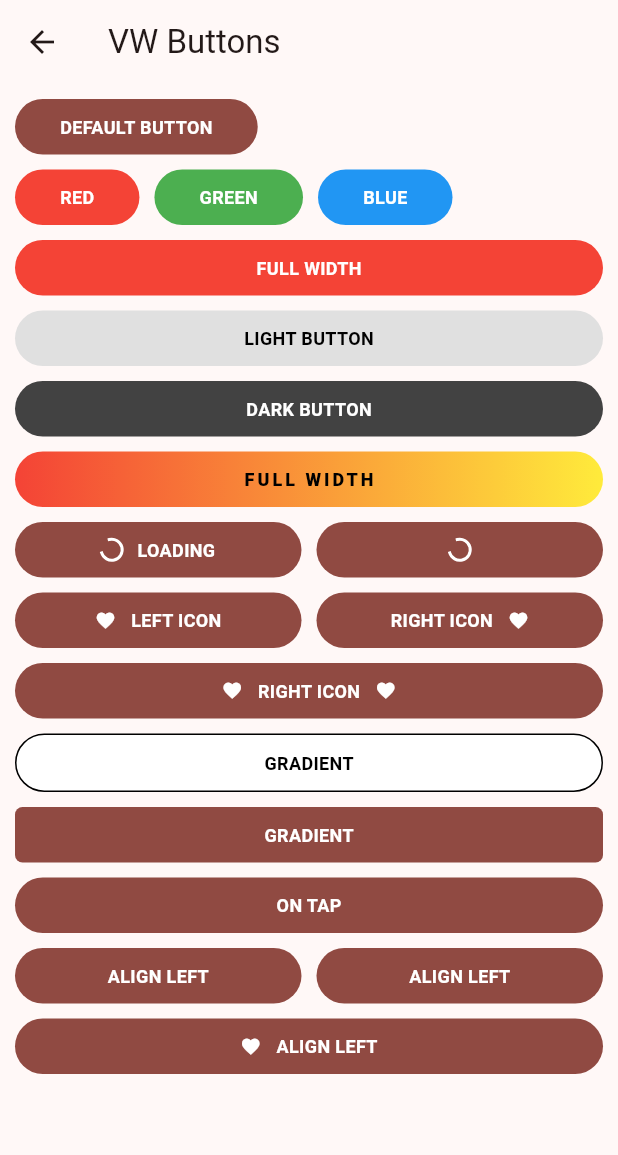
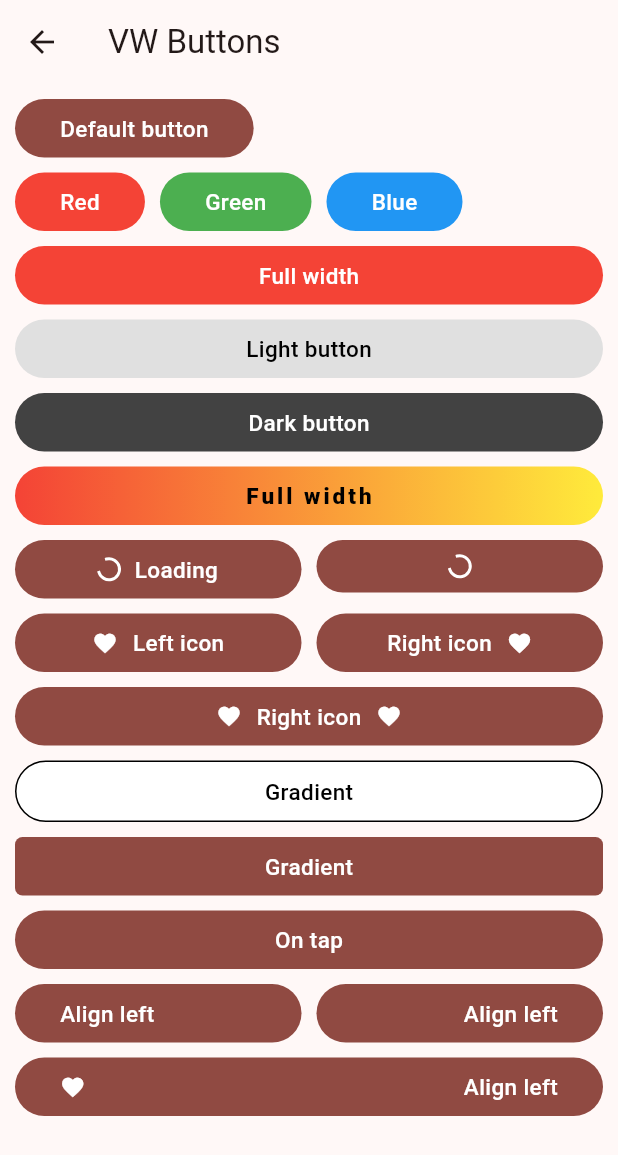
Before and after one commit to carllosnc/vw, a Flutter app: the VWButtonExample screen opened by its route, on a phone screen of 412 x 824 dp. Shown: the top 1155 px of the screen. Run offline on Flutter 3.47's test engine with Material 2 defaults, Android fonts, the phone set to English and light mode, and no system bars.

Commit message:
Update VWButton styling and alignment

```diff
--- a/lib/vw_button.dart
+++ b/lib/vw_button.dart
@@ -55,6 +55,8 @@ class VWButton extends StatefulWidget {
   ///[onLongPress] is the function that is called when the button is long pressed.
   final void Function()? onLongPress;
 
+  final MainAxisAlignment? horizontalAlignment;
+
   const VWButton({
     super.key,
     this.fullWidth = false,
@@ -74,6 +76,7 @@ class VWButton extends StatefulWidget {
     this.onTap,
     this.onDoubleTap,
     this.onLongPress,
+    this.horizontalAlignment,
   });
 
   @override
@@ -90,8 +93,8 @@ class _VWButtonState extends State<VWButton> {
 
     var defaultLabelStyle = TextStyle(
       color: buttonColor.computeLuminance() > 0.5 ? Colors.black : Colors.white,
-      fontSize: 12,
-      fontWeight: FontWeight.bold,
+      fontSize: 15,
+      fontWeight: FontWeight.w500,
     );
 
     var labelStyle = defaultLabelStyle.merge(widget.labelStyle);
@@ -104,7 +107,7 @@ class _VWButtonState extends State<VWButton> {
     //values
     var splashColor = widget.isLoading == true ? Colors.transparent : widget.splashColor.withOpacity(0.1);
     var iconColor = buttonColor.computeLuminance() > 0.5 ? Colors.black : Colors.white;
-    var label = loadingLabelCondition ? widget.loadingLabel!.toUpperCase() : widget.label.toUpperCase();
+    var label = loadingLabelCondition ? widget.loadingLabel! : widget.label;
 
     //circular indicator color
     var circularIndicatorColor = buttonColor.computeLuminance() > 0.5 ? Colors.black : Colors.white;
@@ -135,10 +138,10 @@ class _VWButtonState extends State<VWButton> {
               key: const Key("vw_button_sub-container"),
               padding: const EdgeInsets.symmetric(
                 horizontal: 30,
-                vertical: 10,
+                vertical: 9,
               ),
               child: VWRow(
-                horizontalAlignment: MainAxisAlignment.center,
+                horizontalAlignment: widget.horizontalAlignment ?? MainAxisAlignment.center,
                 verticalAlignment: CrossAxisAlignment.center,
                 gap: 10,
                 children: [
@@ -158,7 +161,7 @@ class _VWButtonState extends State<VWButton> {
                       key: const Key("vw_button_left_icon"),
                       widget.leftIcon,
                       color: iconColor,
-                      size: widget.leftIconSize ?? 14,
+                      size: widget.leftIconSize ?? 17,
                     ),
                   if (label.isNotEmpty)
                     Text(
@@ -173,7 +176,7 @@ class _VWButtonState extends State<VWButton> {
                       key: const Key("vw_button_right_icon"),
                       widget.rightIcon,
                       color: iconColor,
-                      size: widget.rightIconSize ?? 14,
+                      size: widget.rightIconSize ?? 17,
                     ),
                 ],
               ),
```
